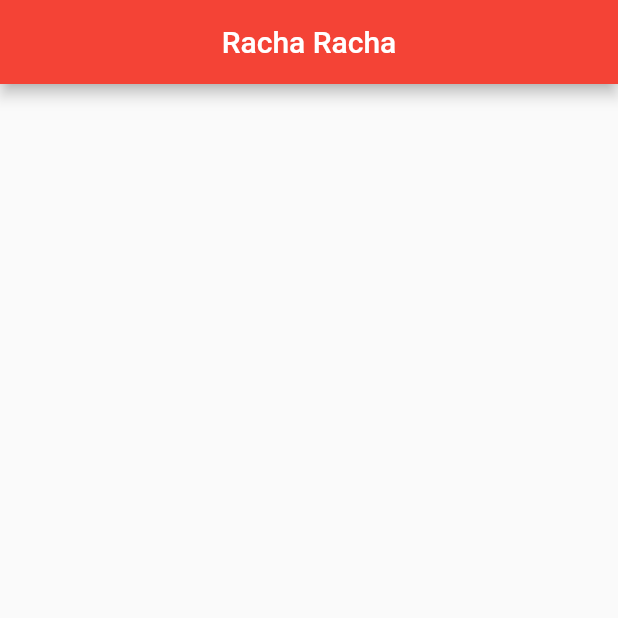
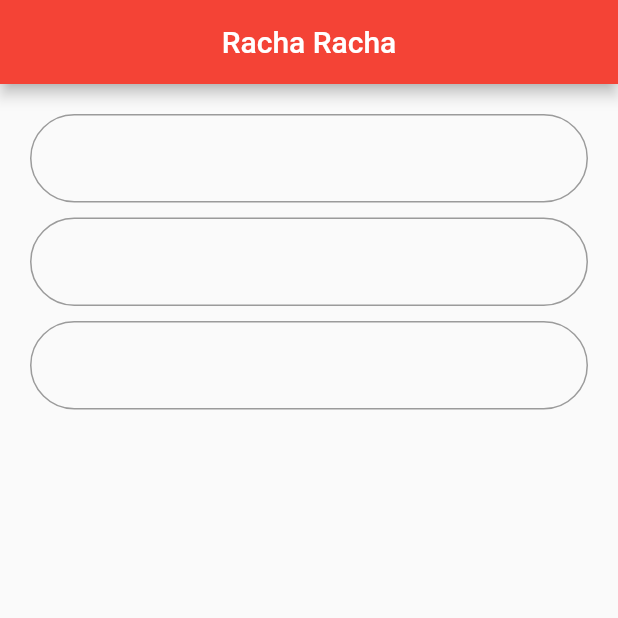
Before and after one commit to ivictoruan/rachaconta, a Flutter app: the screen it shows after launch, on a phone screen of 412 x 824 dp, the top half of it. Run offline on Flutter 3.47's test engine with Material 2 defaults, Android fonts, the light colour scheme and no system bars.

Commit message:
Add Custons Texts Fields dentro da Home

```diff
--- a/lib/src/screens/home_screen.dart
+++ b/lib/src/screens/home_screen.dart
@@ -37,6 +37,11 @@ class _HomeScreenState extends State<HomeScreen> {
         padding: const EdgeInsets.all(20),
         child: Column(
           children: const [
+            CustomTextField(),
+            SizedBox(height:10),
+            CustomTextField(),
+            SizedBox(height:10),
+            CustomTextField(),
 
           ],
         ),
```
